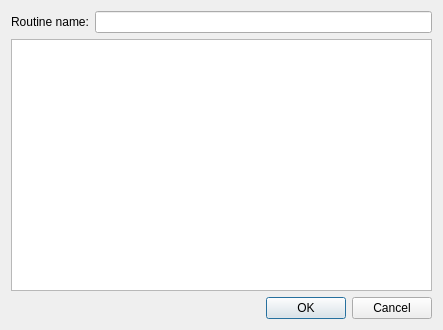
Before: the Qt Designer form routine-properties.ui in AlbertHdz4/qplayer, drawn with Qt 5.
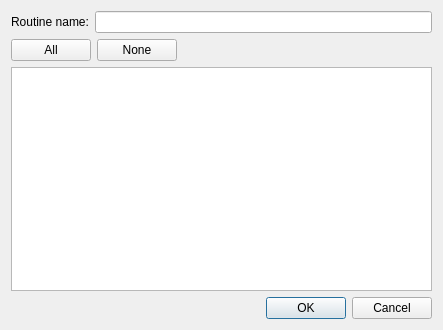
After: the same form once the commit is applied.

Commit message: Added config file and made progress on 'add routine' dialog.

What changed in the file:
```diff
--- a/routine-properties.ui
+++ b/routine-properties.ui
@@ -31,6 +31,40 @@
      </item>
     </layout>
    </item>
+   <item>
+    <layout class="QHBoxLayout" name="horizontalLayout">
+     <property name="topMargin">
+      <number>0</number>
+     </property>
+     <item>
+      <widget class="QPushButton" name="allButton">
+       <property name="text">
+        <string>All</string>
+       </property>
+      </widget>
+     </item>
+     <item>
+      <widget class="QPushButton" name="noneButton">
+       <property name="text">
+        <string>None</string>
+       </property>
+      </widget>
+     </item>
+     <item>
+      <spacer name="horizontalSpacer">
+       <property name="orientation">
+        <enum>Qt::Horizontal</enum>
+       </property>
+       <property name="sizeHint" stdset="0">
+        <size>
+         <width>40</width>
+         <height>20</height>
+        </size>
+       </property>
+      </spacer>
+     </item>
+    </layout>
+   </item>
    <item>
     <widget class="QListWidget" name="enabled_channels"/>
    </item>
```
The commit also changes 7 other files.
